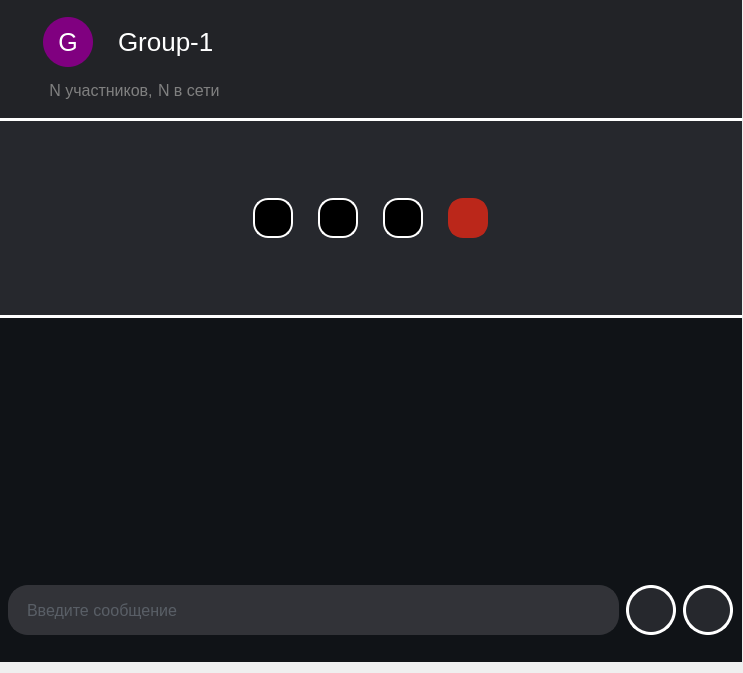
Above: Zcord/GUI/Group/Group.ui from DmitryGorny/Zcord before the change. Below: the same form after it.
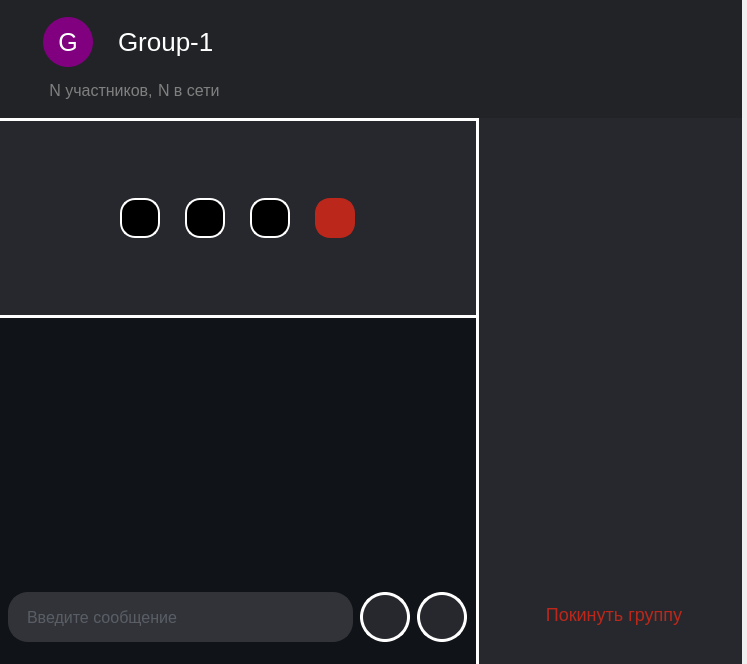
That is the form after the change. Icons and pictures are not drawn.

```diff
--- a/Zcord/GUI/Group/Group.ui
+++ b/Zcord/GUI/Group/Group.ui
@@ -6,8 +6,8 @@
    <rect>
     <x>0</x>
     <y>0</y>
-    <width>743</width>
-    <height>673</height>
+    <width>747</width>
+    <height>664</height>
    </rect>
   </property>
   <property name="windowTitle">
@@ -22,10 +22,19 @@
      <height>681</height>
     </rect>
    </property>
+   <property name="sizePolicy">
+    <sizepolicy hsizetype="Fixed" vsizetype="Preferred">
+     <horstretch>0</horstretch>
+     <verstretch>0</verstretch>
+    </sizepolicy>
+   </property>
    <layout class="QHBoxLayout" name="MAIN_ChatLayout" stretch="0">
     <property name="spacing">
      <number>0</number>
     </property>
+    <property name="bottomMargin">
+     <number>0</number>
+    </property>
     <item>
      <widget class="QFrame" name="Column">
       <property name="sizePolicy">
@@ -56,6 +65,9 @@
        <property name="rightMargin">
         <number>0</number>
        </property>
+       <property name="bottomMargin">
+        <number>0</number>
+       </property>
        <item>
         <widget class="QFrame" name="TopBar_2">
          <property name="sizePolicy">
@@ -404,6 +416,24 @@
         </widget>
        </item>
        <item>
+        <widget class="QFrame" name="UnderBarLayout">
+         <layout class="QHBoxLayout" name="_2">
+          <property name="spacing">
+           <number>0</number>
+          </property>
+          <property name="leftMargin">
+           <number>0</number>
+          </property>
+          <property name="topMargin">
+           <number>0</number>
+          </property>
+          <property name="rightMargin">
+           <number>0</number>
+          </property>
+          <property name="bottomMargin">
+           <number>0</number>
+          </property>
+          <item>
         <widget class="QFrame" name="ChatLayout">
          <property name="sizePolicy">
           <sizepolicy hsizetype="Preferred" vsizetype="Preferred">
@@ -800,6 +830,9 @@
              <property name="spacing">
               <number>7</number>
              </property>
+                <property name="bottomMargin">
+                 <number>20</number>
+                </property>
              <item>
               <widget class="QLineEdit" name="Chat_input_">
                <property name="sizePolicy">
@@ -927,6 +960,92 @@
                 <size>
                  <width>30</width>
                  <height>30</height>
+                   </size>
+                  </property>
+                 </widget>
+                </item>
+               </layout>
+              </widget>
+             </item>
+            </layout>
+           </widget>
+          </item>
+          <item>
+           <widget class="QFrame" name="members_column">
+            <property name="sizePolicy">
+             <sizepolicy hsizetype="Fixed" vsizetype="Preferred">
+              <horstretch>0</horstretch>
+              <verstretch>0</verstretch>
+             </sizepolicy>
+            </property>
+            <property name="minimumSize">
+             <size>
+              <width>250</width>
+              <height>0</height>
+             </size>
+            </property>
+            <property name="styleSheet">
+             <string notr="true">QFrame{
+background-color:rgba(38,40,45,255);
+border-left:3px solid white;
+}</string>
+            </property>
+            <layout class="QVBoxLayout" name="verticalLayout_6">
+             <property name="spacing">
+              <number>0</number>
+             </property>
+             <property name="leftMargin">
+              <number>10</number>
+             </property>
+             <property name="topMargin">
+              <number>0</number>
+             </property>
+             <property name="rightMargin">
+              <number>0</number>
+             </property>
+             <property name="bottomMargin">
+              <number>25</number>
+             </property>
+             <item>
+              <widget class="QListWidget" name="members_list">
+               <property name="styleSheet">
+                <string notr="true">border:none;</string>
+               </property>
+              </widget>
+             </item>
+             <item>
+              <widget class="QPushButton" name="leave_group">
+               <property name="minimumSize">
+                <size>
+                 <width>0</width>
+                 <height>64</height>
+                </size>
+               </property>
+               <property name="cursor">
+                <cursorShape>PointingHandCursor</cursorShape>
+               </property>
+               <property name="layoutDirection">
+                <enum>Qt::RightToLeft</enum>
+               </property>
+               <property name="styleSheet">
+                <string notr="true">QPushButton {
+	background-color:none;
+	border:none;
+	font-size:18px;
+	color:#BB271A;
+}</string>
+               </property>
+               <property name="text">
+                <string>Покинуть группу</string>
+               </property>
+               <property name="icon">
+                <iconset resource="../res-rec.qrc">
+                 <normaloff>:/icons/icon/icons8-выход-32.png</normaloff>:/icons/icon/icons8-выход-32.png</iconset>
+               </property>
+               <property name="iconSize">
+                <size>
+                 <width>52</width>
+                 <height>52</height>
                 </size>
                </property>
               </widget>
```
Lines whose indentation alone changed are shown as unchanged.
